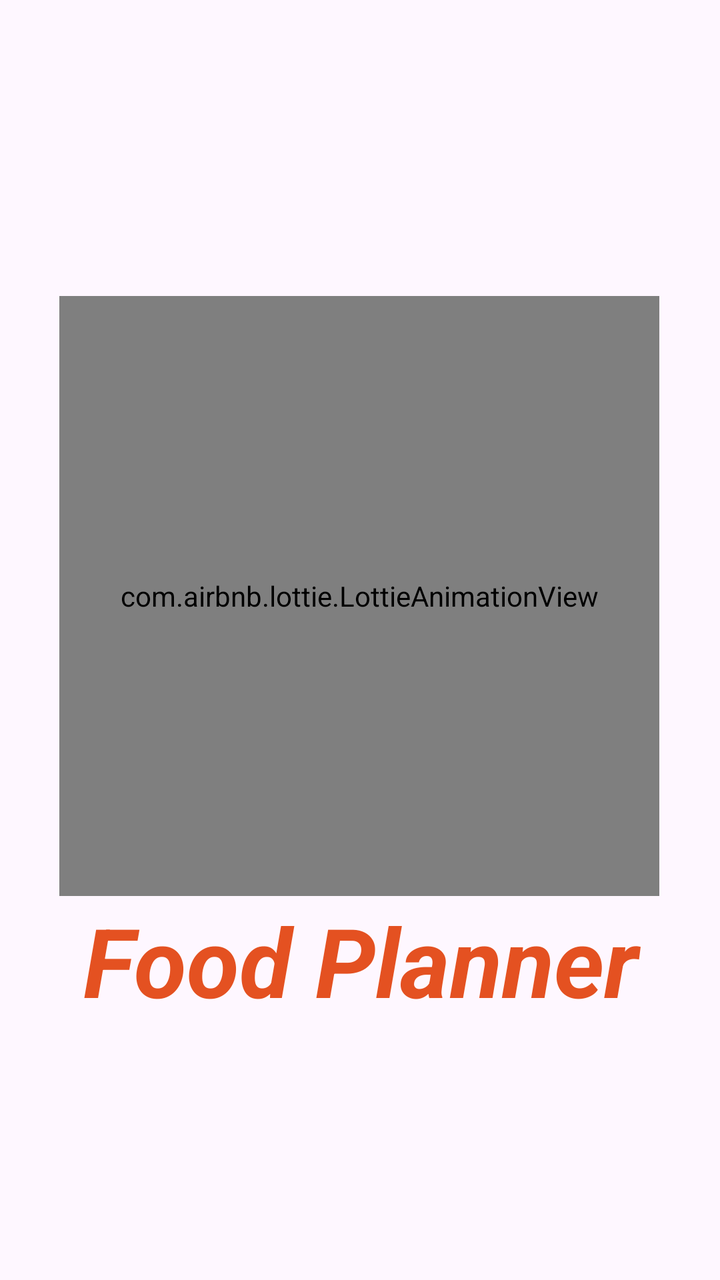
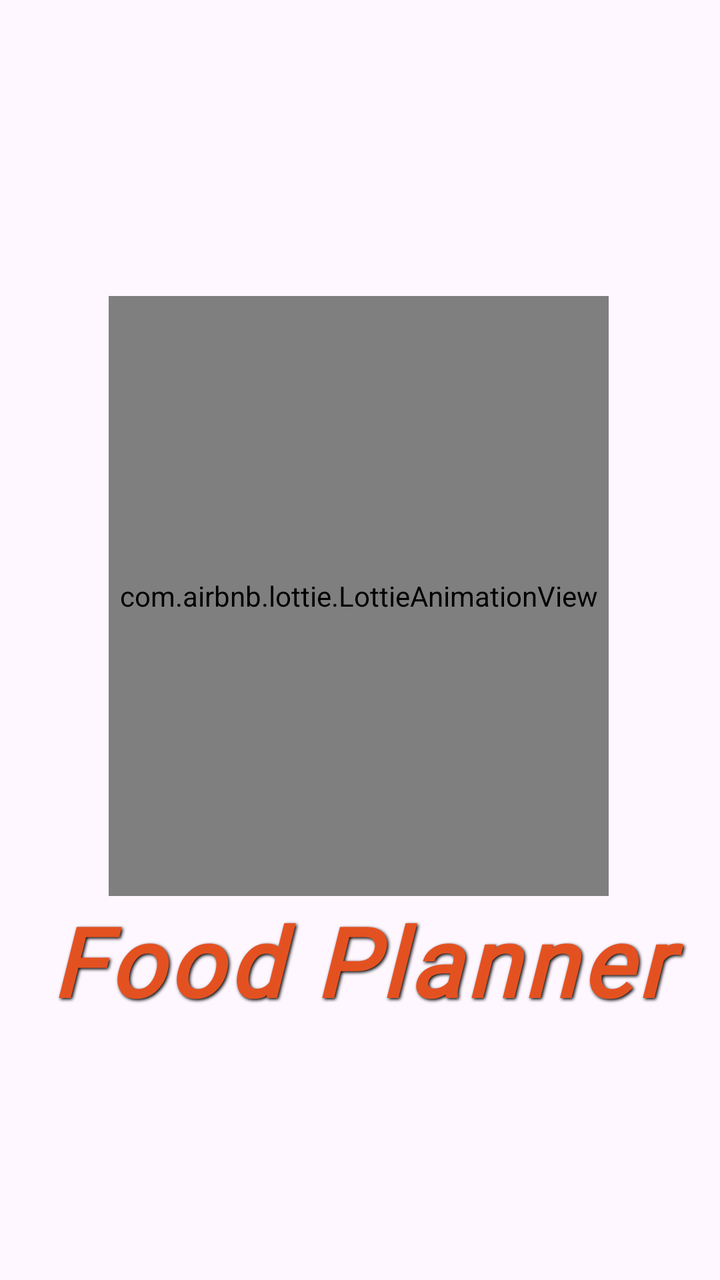

Two renders of the same Android screen: before a commit and after it. Below are the layout's source before the change and the commit's diff.
<!-- AndroidManifest.xml: application theme Theme.FoodPlanner -->
<!-- res/layout/activity_splash.xml -->
<?xml version="1.0" encoding="utf-8"?>
<androidx.constraintlayout.widget.ConstraintLayout xmlns:android="http://schemas.android.com/apk/res/android"
    xmlns:app="http://schemas.android.com/apk/res-auto"
    xmlns:tools="http://schemas.android.com/tools"
    android:id="@+id/main"
    android:layout_width="match_parent"
    android:layout_height="match_parent"
    tools:context=".view.splash.SplashActivity">

    <com.airbnb.lottie.LottieAnimationView
        android:id="@+id/lottieAnimationView"
        android:layout_width="300dp"
        android:layout_height="300dp"
        android:layout_marginTop="148dp"
        app:layout_constraintEnd_toEndOf="parent"
        app:layout_constraintHorizontal_bias="0.495"
        app:layout_constraintStart_toStartOf="parent"
        app:layout_constraintTop_toTopOf="parent"
        app:lottie_autoPlay="true"
        app:lottie_loop="true"
        app:lottie_rawRes="@raw/food" />

    <TextView
        android:layout_width="match_parent"
        android:layout_height="wrap_content"
        android:gravity="center"
        android:text="Food Planner"
        android:textColor="@color/primary_orange"
        android:textSize="48sp"
        android:textStyle="bold|italic"
        app:layout_constraintEnd_toEndOf="parent"
        app:layout_constraintStart_toStartOf="parent"
        app:layout_constraintTop_toBottomOf="@+id/lottieAnimationView" />


</androidx.constraintlayout.widget.ConstraintLayout>
<!-- resources referenced by this layout -->
<resources>
  <color name="primary_orange">#e45121</color>
  <style name="Theme.FoodPlanner" parent="Base.Theme.FoodPlanner" />
  <style name="Base.Theme.FoodPlanner" parent="Theme.Material3.DayNight.NoActionBar">
          
          
      </style>
</resources>

<!-- the commit's change to res/layout/activity_splash.xml (unified diff, before → after) -->
@@ -9,7 +9,7 @@
 
     <com.airbnb.lottie.LottieAnimationView
         android:id="@+id/lottieAnimationView"
-        android:layout_width="300dp"
+        android:layout_width="250dp"
         android:layout_height="300dp"
         android:layout_marginTop="148dp"
         app:layout_constraintEnd_toEndOf="parent"
@@ -28,6 +28,12 @@
         android:textColor="@color/primary_orange"
         android:textSize="48sp"
         android:textStyle="bold|italic"
+        android:letterSpacing="0.05"
+        android:shadowColor="@color/black"
+        android:shadowDx="2"
+        android:shadowDy="2"
+        android:shadowRadius="4"
+        android:fontFamily="@font/pacifico"
         app:layout_constraintEnd_toEndOf="parent"
         app:layout_constraintStart_toStartOf="parent"
         app:layout_constraintTop_toBottomOf="@+id/lottieAnimationView" />
<!-- resource entries referenced after the edit -->
@@ -1,5 +1,6 @@
 <!-- resources referenced by this layout -->
 <resources>
+  <color name="black">#FF000000</color>
   <color name="primary_orange">#e45121</color>
   <style name="Theme.FoodPlanner" parent="Base.Theme.FoodPlanner" />
   <style name="Base.Theme.FoodPlanner" parent="Theme.Material3.DayNight.NoActionBar">
